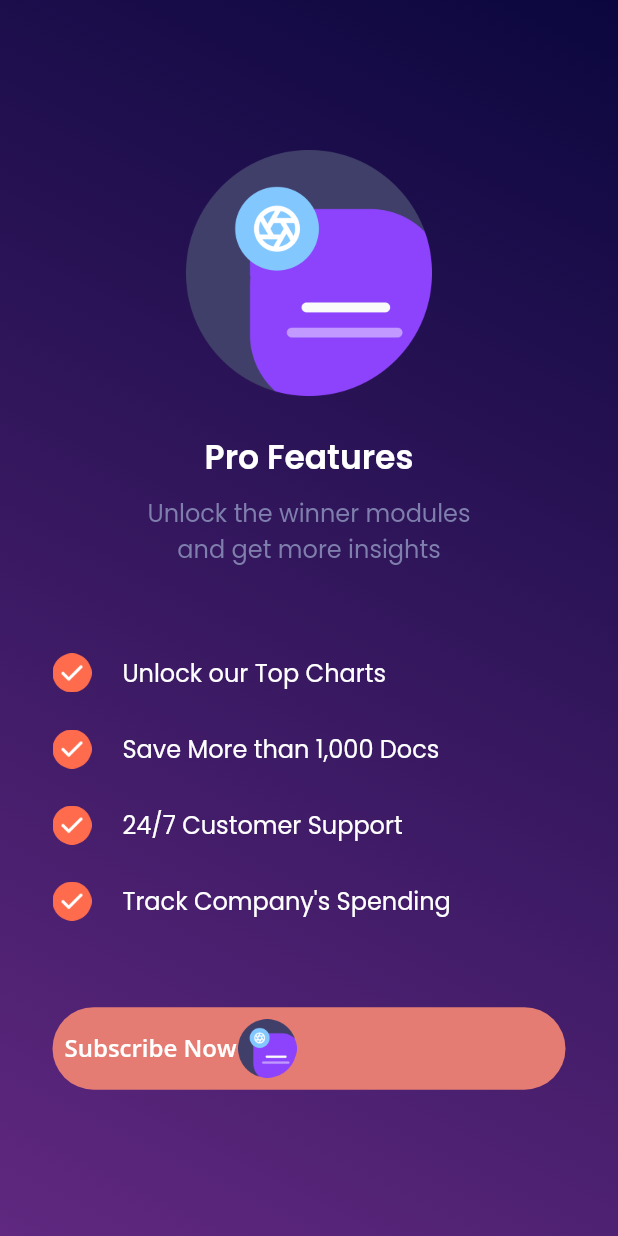
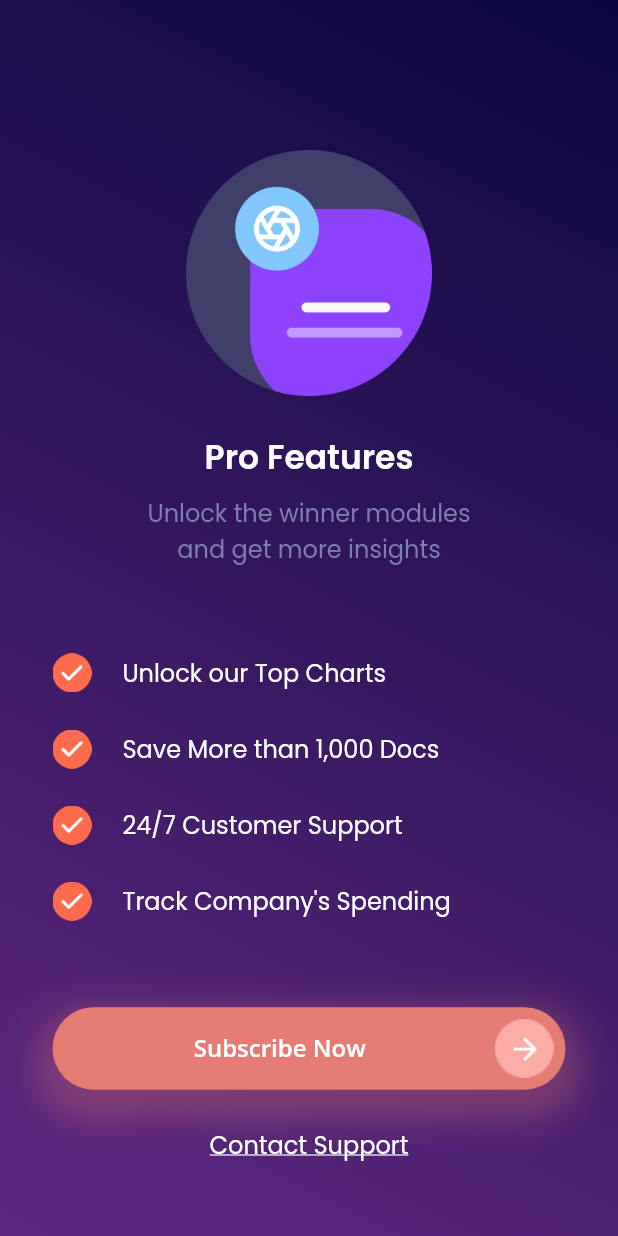
Before and after one commit to asrafilll/seven_days_masteruidesign, a Flutter app: the screen it shows after launch, on a phone screen of 412 x 824 dp. Run offline on Flutter 3.47's test engine with Material 2 defaults, Android fonts, the light colour scheme and no system bars; our stand-ins replace google_fonts; missing offline and left inert: dart:ffi.

Commit message:
Day 6 Done

```diff
--- a/lib/day6/pricing2.dart
+++ b/lib/day6/pricing2.dart
@@ -97,9 +97,25 @@ class Pricing2 extends StatelessWidget {
               SizedBox(
                 height: displayHeight(context) * 0.07,
               ),
-              SizedBox(
+              Container(
                 width: double.infinity,
                 height: 55,
+                decoration: BoxDecoration(
+                  boxShadow: [
+                    BoxShadow(
+                      color: const Color(0xffE57C73).withOpacity(0.3),
+                      blurRadius: 20.0,
+                      spreadRadius: 10.0,
+                      offset: const Offset(
+                        0.0,
+                        10.0,
+                      ),
+                    ),
+                  ],
+                  borderRadius: const BorderRadius.all(
+                    Radius.circular(30),
+                  ),
+                ),
                 child: TextButton(
                   onPressed: () {},
                   style: TextButton.styleFrom(
@@ -109,7 +125,9 @@ class Pricing2 extends StatelessWidget {
                     ),
                   ),
                   child: Row(
+                    mainAxisAlignment: MainAxisAlignment.center,
                     children: [
+                      const Spacer(),
                       Text(
                         "Subscribe Now",
                         style: GoogleFonts.openSans(
@@ -118,16 +136,26 @@ class Pricing2 extends StatelessWidget {
                           color: Colors.white,
                         ),
                       ),
+                      const Spacer(),
                       Image.asset(
                         // 'assets/day6/btn_arrow.png',
-                        'assets/day6/features.png',
-                        width: 41,
-                        height: 41,
+                        'assets/day6/day6_btn.png',
                       ),
                     ],
                   ),
                 ),
               ),
+              SizedBox(
+                height: displayHeight(context) * 0.03,
+              ),
+              Text(
+                "Contact Support",
+                style: GoogleFonts.poppins(
+                  color: Colors.white,
+                  fontSize: 16,
+                  decoration: TextDecoration.underline,
+                ),
+              )
             ],
           ),
         ),
```
Also changed, not shown: assets/day6/day6_btn.png (renamed from assets/day6/btn_arrow.png).
